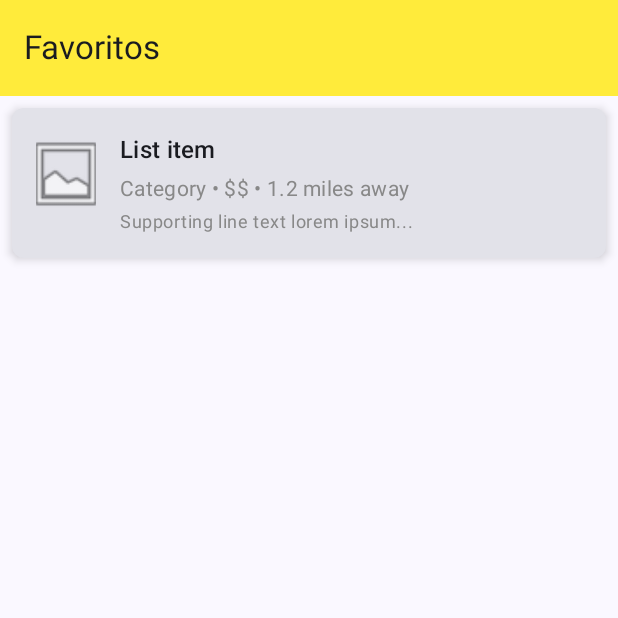
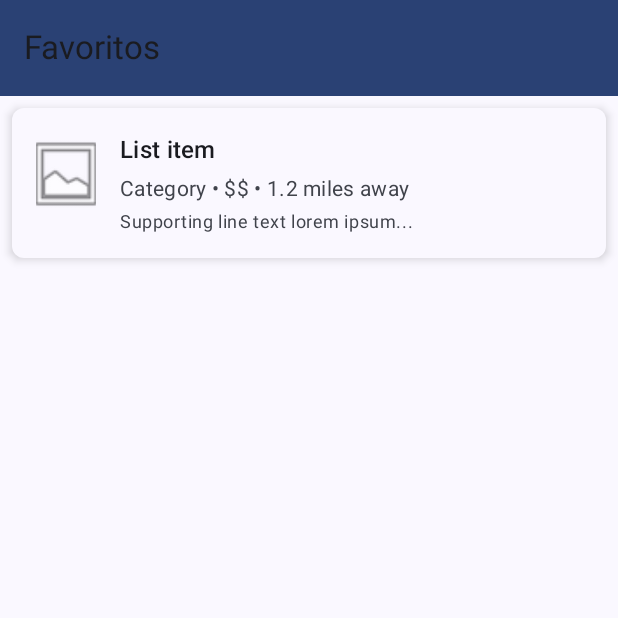
Before and after one commit to Isabella1911/UVG_CARE_Final, an Android app built with Jetpack Compose: the composable FavoritesScreen shown on its own in the app's theme, on a phone screen of 412 x 824 dp, the top half of it. Run offline under Robolectric (Android 15) with nearby library versions, the phone set to English and light mode, and no system bars.

Commit message:
Agregados los themes en archivos reminentes

```diff
--- a/app/src/main/java/com/uvg/uvgcare/presentation/Things/favlist/ThingsFavListScreen.kt
+++ b/app/src/main/java/com/uvg/uvgcare/presentation/Things/favlist/ThingsFavListScreen.kt
@@ -23,7 +23,9 @@ import androidx.compose.ui.Modifier
 import androidx.compose.ui.graphics.Color
 import androidx.compose.ui.layout.ContentScale
 import androidx.compose.ui.res.painterResource
+import androidx.compose.ui.tooling.preview.Preview
 import androidx.compose.ui.unit.dp
+import com.uvg.uvgcare.theme.UVGCareTheme
 
 @Composable
 fun ListItem() {
@@ -32,7 +34,11 @@ fun ListItem() {
             .fillMaxWidth()
             .padding(8.dp),
         shape = RoundedCornerShape(8.dp),
-        elevation = CardDefaults.cardElevation(4.dp)
+        elevation = CardDefaults.cardElevation(4.dp),
+        colors = CardDefaults.cardColors(
+            containerColor = MaterialTheme.colorScheme.surface, // Color de superficie del tema
+            contentColor = MaterialTheme.colorScheme.onSurface  // Color del contenido del tema
+        )
     ) {
         Row(
             modifier = Modifier
@@ -54,19 +60,20 @@ fun ListItem() {
             ) {
                 Text(
                     text = "List item",
-                    style = MaterialTheme.typography.titleMedium
+                    style = MaterialTheme.typography.titleMedium,
+                    color = MaterialTheme.colorScheme.onSurface // Color del texto según el tema
                 )
                 Spacer(modifier = Modifier.height(4.dp))
                 Text(
                     text = "Category • $$ • 1.2 miles away",
                     style = MaterialTheme.typography.bodyMedium,
-                    color = Color.Gray
+                    color = MaterialTheme.colorScheme.onSurfaceVariant // Color variante de texto
                 )
                 Spacer(modifier = Modifier.height(4.dp))
                 Text(
                     text = "Supporting line text lorem ipsum...",
                     style = MaterialTheme.typography.bodySmall,
-                    color = Color.Gray
+                    color = MaterialTheme.colorScheme.onSurfaceVariant // Otro color de variante de texto
                 )
             }
         }
@@ -81,7 +88,7 @@ fun FavoritesScreen() {
             TopAppBar(
                 title = { Text("Favoritos") },
                 colors = TopAppBarDefaults.mediumTopAppBarColors(
-                    containerColor = Color(0xFFFFEB3B)
+                    containerColor = MaterialTheme.colorScheme.primary // Usar color primario del tema
                 )
             )
         }
@@ -98,3 +105,19 @@ fun FavoritesScreen() {
         }
     }
 }
+
+@Preview(showBackground = true)
+@Composable
+fun PreviewFavoritesScreenLight() {
+    UVGCareTheme(darkTheme = false) {
+        FavoritesScreen()
+    }
+}
+
+@Preview(showBackground = true)
+@Composable
+fun PreviewFavoritesScreenDark() {
+    UVGCareTheme(darkTheme = true) {
+        FavoritesScreen()
+    }
+}
```
Also changed, not shown: app/src/main/java/com/uvg/uvgcare/presentation/Things/list/ThingsListScreen.kt (+0 -16 lines).
